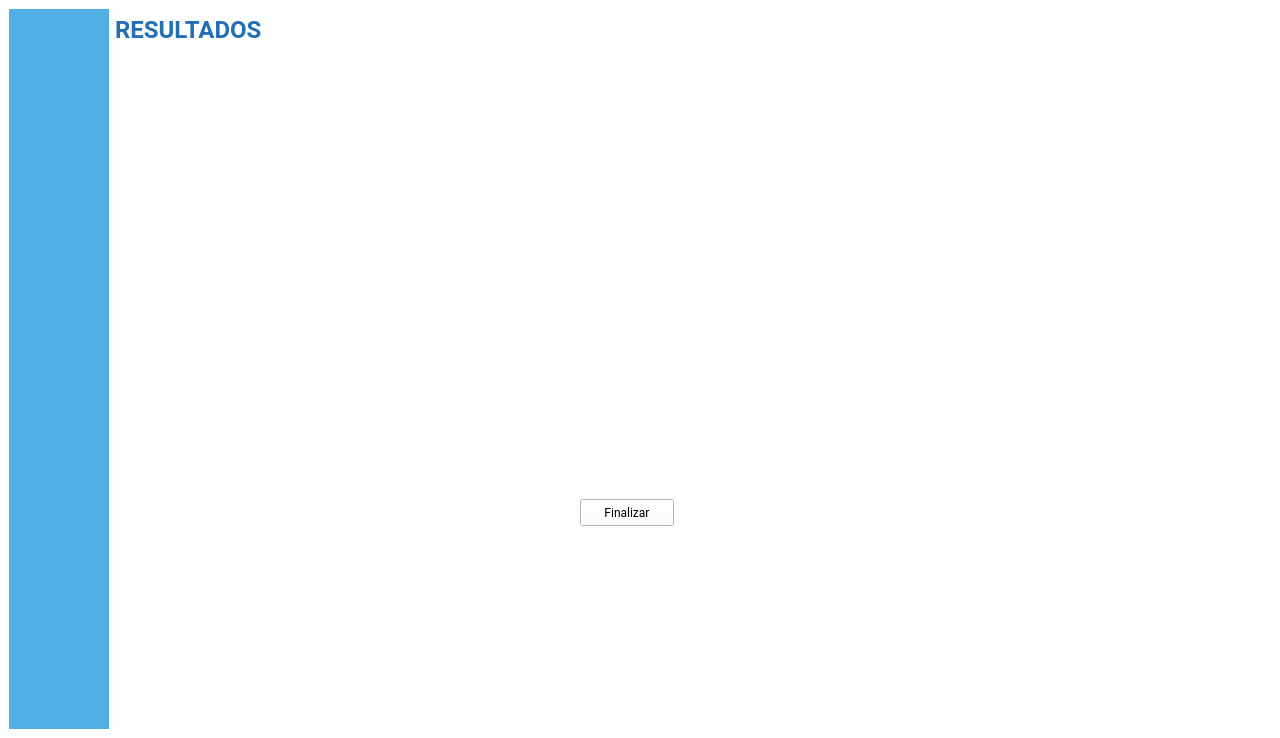
Before: the Qt Designer form GUI_V1/diseño.ui in MateoBarrera/TG_DroneFacade, drawn with Qt 5.
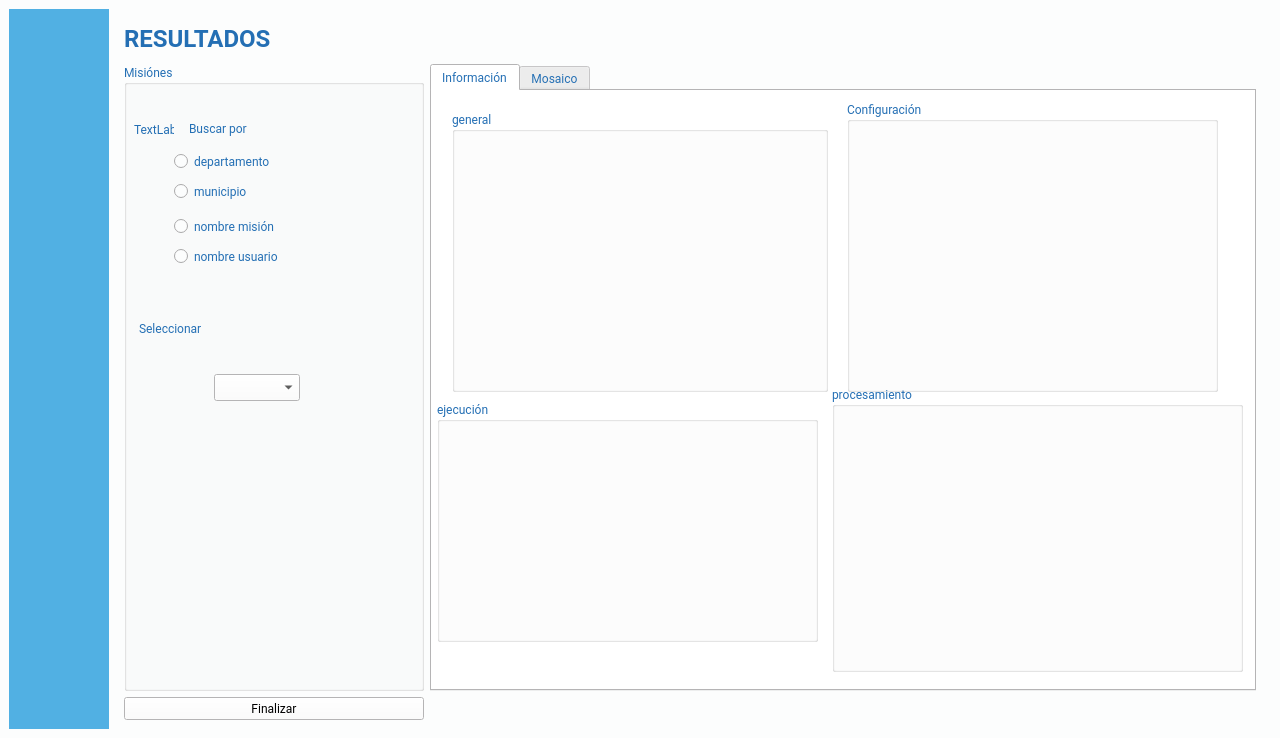
After: the same form once the commit is applied. The open tabs and pages were chosen to show the change. Icons and pictures are not drawn. Custom widgets are drawn as their Qt base class.

Diff of the .ui file:
```diff
--- a/GUI_V1/diseño.ui
+++ b/GUI_V1/diseño.ui
@@ -4643,112 +4643,393 @@
          </layout>
         </widget>
         <widget class="QWidget" name="area1Page5">
-         <widget class="QPushButton" name="inicioButton">
-          <property name="geometry">
-           <rect>
-            <x>465</x>
-            <y>490</y>
-            <width>94</width>
-            <height>27</height>
-           </rect>
-          </property>
-          <property name="text">
-           <string>Finalizar</string>
-          </property>
-         </widget>
-         <widget class="QLabel" name="label_13">
-          <property name="geometry">
-           <rect>
-            <x>0</x>
-            <y>0</y>
-            <width>560</width>
-            <height>40</height>
-           </rect>
-          </property>
-          <property name="minimumSize">
-           <size>
-            <width>0</width>
-            <height>40</height>
-           </size>
-          </property>
-          <property name="maximumSize">
-           <size>
-            <width>16777215</width>
-            <height>40</height>
-           </size>
-          </property>
-          <property name="font">
-           <font>
-            <pointsize>18</pointsize>
-            <weight>75</weight>
-            <italic>false</italic>
-            <bold>true</bold>
-           </font>
-          </property>
-          <property name="text">
-           <string>RESULTADOS</string>
-          </property>
-          <property name="alignment">
-           <set>Qt::AlignLeading|Qt::AlignLeft|Qt::AlignVCenter</set>
-          </property>
-         </widget>
-         <widget class="QWidget" name="horizontalLayoutWidget_4">
-          <property name="geometry">
-           <rect>
-            <x>485</x>
-            <y>650</y>
-            <width>660</width>
-            <height>52</height>
-           </rect>
-          </property>
-          <layout class="QHBoxLayout" name="horizontalLayout_4">
-           <item>
-            <widget class="QLabel" name="label_21">
-             <property name="text">
-              <string/>
+         <layout class="QGridLayout" name="gridLayout_24">
+          <item row="1" column="0">
+           <widget class="QGroupBox" name="groupBox_12">
+            <property name="minimumSize">
+             <size>
+              <width>300</width>
+              <height>0</height>
+             </size>
+            </property>
+            <property name="title">
+             <string>Misiónes </string>
+            </property>
+            <widget class="QLabel" name="label_38">
+             <property name="geometry">
+              <rect>
+               <x>10</x>
+               <y>45</y>
+               <width>40</width>
+               <height>40</height>
+              </rect>
              </property>
-            </widget>
-           </item>
-           <item>
-            <widget class="QLabel" name="label_22">
+             <property name="minimumSize">
+              <size>
+               <width>40</width>
+               <height>40</height>
+              </size>
+             </property>
              <property name="maximumSize">
               <size>
                <width>40</width>
-               <height>50</height>
+               <height>40</height>
               </size>
              </property>
              <property name="text">
-              <string/>
+              <string>TextLabel</string>
              </property>
-             <property name="pixmap">
-              <pixmap resource="imagenes.qrc">:/uv/Imagenes/Univalle.svg</pixmap>
+            </widget>
+            <widget class="QLabel" name="label_39">
+             <property name="geometry">
+              <rect>
+               <x>65</x>
+               <y>55</y>
+               <width>146</width>
+               <height>19</height>
+              </rect>
              </property>
-             <property name="scaledContents">
-              <bool>true</bool>
+             <property name="text">
+              <string>Buscar por</string>
              </property>
             </widget>
-           </item>
-           <item>
-            <widget class="QLabel" name="label_23">
-             <property name="maximumSize">
-              <size>
-               <width>120</width>
-               <height>50</height>
-              </size>
+            <widget class="QLabel" name="label_40">
+             <property name="geometry">
+              <rect>
+               <x>15</x>
+               <y>255</y>
+               <width>96</width>
+               <height>19</height>
+              </rect>
              </property>
              <property name="text">
-              <string/>
+              <string>Seleccionar</string>
              </property>
-             <property name="pixmap">
-              <pixmap resource="imagenes.qrc">:/psi/Imagenes/PSI.svg</pixmap>
+            </widget>
+            <widget class="QComboBox" name="comboBox_3">
+             <property name="geometry">
+              <rect>
+               <x>90</x>
+               <y>310</y>
+               <width>86</width>
+               <height>27</height>
+              </rect>
              </property>
-             <property name="scaledContents">
-              <bool>true</bool>
+            </widget>
+            <widget class="QRadioButton" name="radioButton_2">
+             <property name="geometry">
+              <rect>
+               <x>50</x>
+               <y>85</y>
+               <width>251</width>
+               <height>25</height>
+              </rect>
              </property>
+             <property name="text">
+              <string>departamento</string>
+             </property>
             </widget>
-           </item>
-          </layout>
-         </widget>
+            <widget class="QRadioButton" name="radioButton_3">
+             <property name="geometry">
+              <rect>
+               <x>50</x>
+               <y>115</y>
+               <width>117</width>
+               <height>25</height>
+              </rect>
+             </property>
+             <property name="text">
+              <string>municipio</string>
+             </property>
+            </widget>
+            <widget class="QRadioButton" name="radioButton_4">
+             <property name="geometry">
+              <rect>
+               <x>50</x>
+               <y>180</y>
+               <width>146</width>
+               <height>25</height>
+              </rect>
+             </property>
+             <property name="text">
+              <string>nombre usuario</string>
+             </property>
+            </widget>
+            <widget class="QRadioButton" name="radioButton_5">
+             <property name="geometry">
+              <rect>
+               <x>50</x>
+               <y>150</y>
+               <width>141</width>
+               <height>25</height>
+              </rect>
+             </property>
+             <property name="text">
+              <string>nombre misión</string>
+             </property>
+            </widget>
+           </widget>
+          </item>
+          <item row="0" column="0" colspan="2">
+           <widget class="QLabel" name="label_13">
+            <property name="minimumSize">
+             <size>
+              <width>0</width>
+              <height>40</height>
+             </size>
+            </property>
+            <property name="maximumSize">
+             <size>
+              <width>16777215</width>
+              <height>40</height>
+             </size>
+            </property>
+            <property name="font">
+             <font>
+              <pointsize>18</pointsize>
+              <weight>75</weight>
+              <italic>false</italic>
+              <bold>true</bold>
+             </font>
+            </property>
+            <property name="text">
+             <string>RESULTADOS</string>
+            </property>
+            <property name="alignment">
+             <set>Qt::AlignLeading|Qt::AlignLeft|Qt::AlignVCenter</set>
+            </property>
+           </widget>
+          </item>
+          <item row="2" column="1" colspan="2">
+           <layout class="QHBoxLayout" name="horizontalLayout_4">
+            <item>
+             <widget class="QLabel" name="label_21">
+              <property name="text">
+               <string/>
+              </property>
+             </widget>
+            </item>
+            <item>
+             <widget class="QLabel" name="label_22">
+              <property name="maximumSize">
+               <size>
+                <width>40</width>
+                <height>50</height>
+               </size>
+              </property>
+              <property name="text">
+               <string/>
+              </property>
+              <property name="pixmap">
+               <pixmap resource="imagenes.qrc">:/uv/Imagenes/Univalle.svg</pixmap>
+              </property>
+              <property name="scaledContents">
+               <bool>true</bool>
+              </property>
+             </widget>
+            </item>
+            <item>
+             <widget class="QLabel" name="label_23">
+              <property name="maximumSize">
+               <size>
+                <width>120</width>
+                <height>50</height>
+               </size>
+              </property>
+              <property name="text">
+               <string/>
+              </property>
+              <property name="pixmap">
+               <pixmap resource="imagenes.qrc">:/psi/Imagenes/PSI.svg</pixmap>
+              </property>
+              <property name="scaledContents">
+               <bool>true</bool>
+              </property>
+             </widget>
+            </item>
+           </layout>
+          </item>
+          <item row="2" column="0">
+           <widget class="QPushButton" name="inicioButton">
+            <property name="text">
+             <string>Finalizar</string>
+            </property>
+           </widget>
+          </item>
+          <item row="1" column="1">
+           <widget class="QTabWidget" name="tabWidget_2">
+            <property name="currentIndex">
+             <number>0</number>
+            </property>
+            <widget class="QWidget" name="tab_4">
+             <attribute name="title">
+              <string>Información</string>
+             </attribute>
+             <widget class="QGroupBox" name="groupBox_13">
+              <property name="geometry">
+               <rect>
+                <x>415</x>
+                <y>10</y>
+                <width>371</width>
+                <height>291</height>
+               </rect>
+              </property>
+              <property name="title">
+               <string>Configuración</string>
+              </property>
+             </widget>
+             <widget class="QGroupBox" name="groupBox_16">
+              <property name="geometry">
+               <rect>
+                <x>5</x>
+                <y>310</y>
+                <width>381</width>
+                <height>241</height>
+               </rect>
+              </property>
+              <property name="title">
+               <string>ejecución</string>
+              </property>
+             </widget>
+             <widget class="QGroupBox" name="groupBox_17">
+              <property name="geometry">
+               <rect>
+                <x>400</x>
+                <y>295</y>
+                <width>411</width>
+                <height>286</height>
+               </rect>
+              </property>
+              <property name="title">
+               <string>procesamiento</string>
+              </property>
+             </widget>
+             <widget class="QGroupBox" name="groupBox_18">
+              <property name="geometry">
+               <rect>
+                <x>20</x>
+                <y>20</y>
+                <width>376</width>
+                <height>281</height>
+               </rect>
+              </property>
+              <property name="title">
+               <string>general</string>
+              </property>
+             </widget>
+            </widget>
+            <widget class="QWidget" name="tab_5">
+             <attribute name="title">
+              <string>Mosaico</string>
+             </attribute>
+            </widget>
+           </widget>
+          </item>
+         </layout>
+        </widget>
+        <widget class="QWidget" name="page">
+         <layout class="QGridLayout" name="gridLayout_23">
+          <item row="0" column="0" colspan="2">
+           <widget class="QLabel" name="label_37">
+            <property name="minimumSize">
+             <size>
+              <width>0</width>
+              <height>40</height>
+             </size>
+            </property>
+            <property name="maximumSize">
+             <size>
+              <width>16777215</width>
+              <height>40</height>
+             </size>
+            </property>
+            <property name="font">
+             <font>
+              <pointsize>18</pointsize>
+              <weight>75</weight>
+              <italic>false</italic>
+              <bold>true</bold>
+             </font>
+            </property>
+            <property name="text">
+             <string>RESULTADOS</string>
+            </property>
+            <property name="alignment">
+             <set>Qt::AlignLeading|Qt::AlignLeft|Qt::AlignVCenter</set>
+            </property>
+           </widget>
+          </item>
+          <item row="0" column="2" rowspan="2">
+           <widget class="QGroupBox" name="groupBox_14">
+            <property name="title">
+             <string>Informe</string>
+            </property>
+           </widget>
+          </item>
+          <item row="1" column="0">
+           <widget class="QGroupBox" name="groupBox_15">
+            <property name="title">
+             <string>Misiónes </string>
+            </property>
+           </widget>
+          </item>
+          <item row="2" column="0">
+           <widget class="QPushButton" name="inicioButton_2">
+            <property name="text">
+             <string>Finalizar</string>
+            </property>
+           </widget>
+          </item>
+          <item row="2" column="1" colspan="2">
+           <layout class="QHBoxLayout" name="horizontalLayout_5">
+            <item>
+             <widget class="QLabel" name="label_31">
+              <property name="text">
+               <string/>
+              </property>
+             </widget>
+            </item>
+            <item>
+             <widget class="QLabel" name="label_35">
+              <property name="maximumSize">
+               <size>
+                <width>40</width>
+                <height>50</height>
+               </size>
+              </property>
+              <property name="text">
+               <string/>
+              </property>
+              <property name="pixmap">
+               <pixmap resource="imagenes.qrc">:/uv/Imagenes/Univalle.svg</pixmap>
+              </property>
+              <property name="scaledContents">
+               <bool>true</bool>
+              </property>
+             </widget>
+            </item>
+            <item>
+             <widget class="QLabel" name="label_36">
+              <property name="maximumSize">
+               <size>
+                <width>120</width>
+                <height>50</height>
+               </size>
+              </property>
+              <property name="text">
+               <string/>
+              </property>
+              <property name="pixmap">
+               <pixmap resource="imagenes.qrc">:/psi/Imagenes/PSI.svg</pixmap>
+              </property>
+              <property name="scaledContents">
+               <bool>true</bool>
+              </property>
+             </widget>
+            </item>
+           </layout>
+          </item>
+         </layout>
         </widget>
        </widget>
       </item>
```
Left out of the diff: 245 changed lines with no effect on the pictures.
